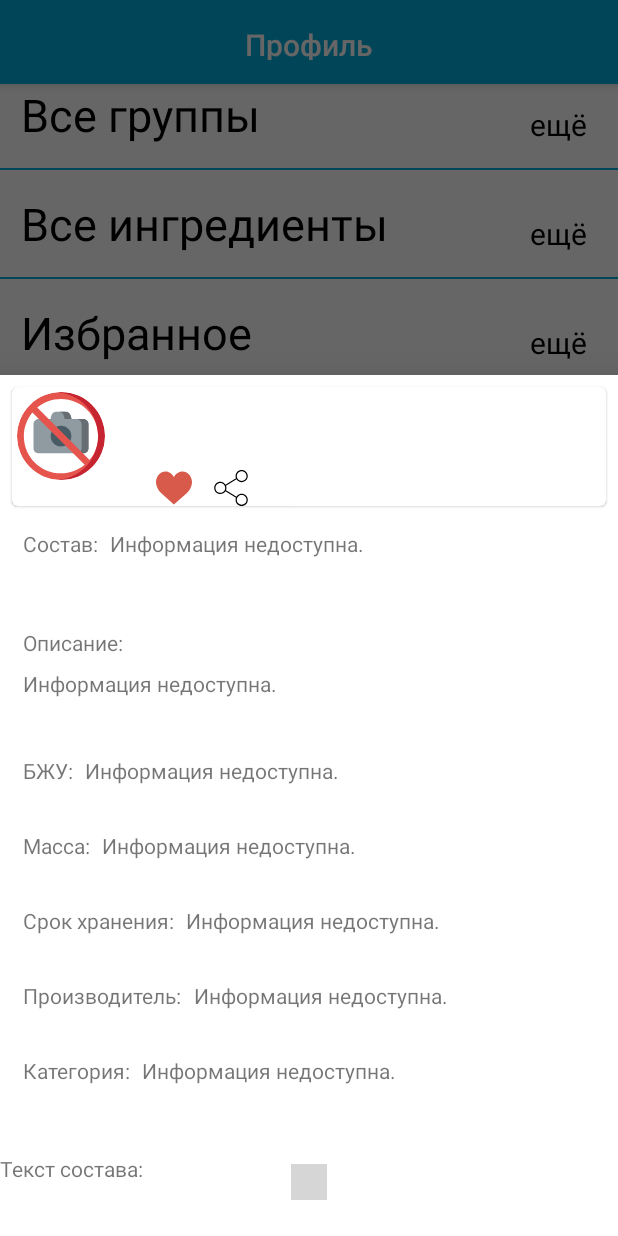
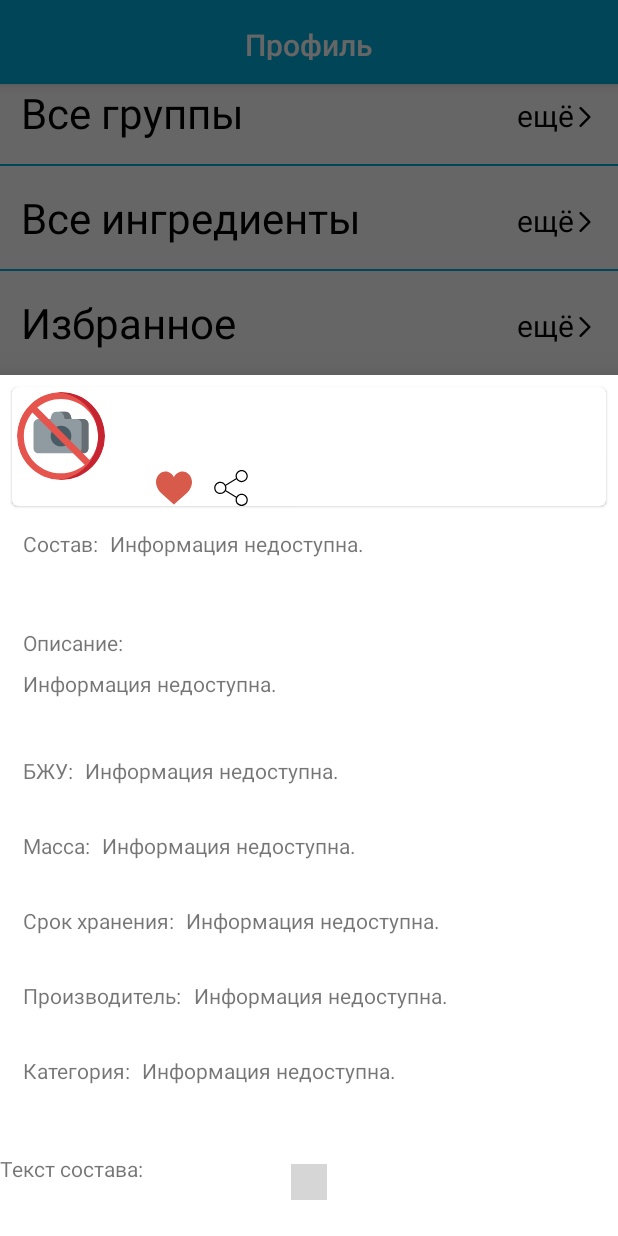
Before and after one commit to darxio/android, an Android app: the fragment BarcodeResultFragment placed in its activity, after a tap on an icon or button, on a phone screen of 412 x 824 dp. Run offline under Robolectric (Android 15) with nearby library versions, the phone set to English and light mode, and no system bars; our stand-ins replace CircleImageView, Picasso, Room's generated code, RxJava; libraries missing offline, so code that uses them is left out: com.arlib.floatingsearchview, com.google.firebase.ml, com.jakewharton.retrofit2; pictures from the network do not load; 4 statements that could not run were skipped; grey boxes are pictures that could not be loaded.

Commit message:
group image

```diff
--- /dev/null
+++ b/app/src/main/res/drawable/ic_more.xml
@@ -0,0 +1,9 @@
+<vector xmlns:android="http://schemas.android.com/apk/res/android"
+    android:width="185.343dp"
+    android:height="185.343dp"
+    android:viewportWidth="185.343"
+    android:viewportHeight="185.343">
+  <path
+      android:pathData="M51.707,185.343c-2.741,0 -5.493,-1.044 -7.593,-3.149c-4.194,-4.194 -4.194,-10.981 0,-15.175l74.352,-74.347L44.114,18.32c-4.194,-4.194 -4.194,-10.987 0,-15.175c4.194,-4.194 10.987,-4.194 15.18,0l81.934,81.934c4.194,4.194 4.194,10.987 0,15.175l-81.934,81.939C57.201,184.293 54.454,185.343 51.707,185.343z"
+      android:fillColor="#010002"/>
+</vector>
--- a/app/src/main/res/layout/activity_group.xml
+++ b/app/src/main/res/layout/activity_group.xml
@@ -16,6 +16,8 @@
                 android:id="@+id/group_name"
                 android:layout_width="match_parent"
                 android:layout_height="match_parent"
+                android:adjustViewBounds="true"
+                android:scaleType="centerCrop"
                 app:contentScrim="@color/colorPrimary"
                 app:expandedTitleMarginEnd="64dp"
                 app:expandedTitleMarginStart="48dp"
--- a/app/src/main/res/layout/activity_product.xml
+++ b/app/src/main/res/layout/activity_product.xml
@@ -80,7 +80,7 @@
                         android:lines="3"
                         android:maxLines="4"
                         android:textColor="@color/black"
-                        android:textSize="15sp" />
+                        android:textSize="15dp" />
             </RelativeLayout>
 
         </com.google.android.material.card.MaterialCardView>
--- a/app/src/main/res/layout/barcode_bottom_sheet.xml
+++ b/app/src/main/res/layout/barcode_bottom_sheet.xml
@@ -60,14 +60,14 @@
                       android:id="@+id/barcode_info_product_name"
                       android:layout_width="wrap_content"
                       android:layout_height="wrap_content"
-                      android:textSize="15sp" />
+                      android:textSize="15dp" />
 
 
               <TextView
                       android:id="@+id/barcode_info_product_warning_text"
                       android:layout_width="wrap_content"
                       android:layout_height="wrap_content"
-                      android:textSize="13sp" />
+                      android:textSize="13dp" />
 
 
               <LinearLayout
--- a/app/src/main/res/layout/fragment_profile.xml
+++ b/app/src/main/res/layout/fragment_profile.xml
@@ -47,24 +47,30 @@
                         android:paddingLeft="@dimen/profile_fragment_title_padding"
                         android:text="@string/all_groups"
                         android:textColor="@color/black"
-                        android:textSize="30sp" />
+                        android:textSize="28dp" />
 
                 <LinearLayout
                         android:id="@+id/more_groups"
                         android:layout_width="wrap_content"
                         android:layout_height="wrap_content"
-                        android:orientation="horizontal"
+                        android:layout_alignParentTop="true"
                         android:layout_alignParentEnd="true"
-                        android:layout_alignParentBottom="true"
-                        android:layout_marginEnd="20dp"
-                        android:layout_marginBottom="0dp">
+                        android:layout_marginTop="7dp"
+                        android:layout_marginEnd="15dp"
+                        android:orientation="horizontal">
 
                     <TextView
                             android:layout_width="wrap_content"
                             android:layout_height="wrap_content"
                             android:text="@string/show_more"
                             android:textColor="@color/black"
-                            android:textSize="20sp" />
+                            android:textSize="20dp" />
+
+                    <ImageView
+                            android:layout_width="13dp"
+                            android:layout_height="13dp"
+                            android:layout_marginTop="8dp"
+                            android:src="@drawable/ic_more" />
 
                 </LinearLayout>
 
@@ -98,24 +104,30 @@
                         android:paddingLeft="@dimen/profile_fragment_title_padding"
                         android:text="@string/all_ingredients"
                         android:textColor="@color/black"
-                        android:textSize="30sp" />
+                        android:textSize="28dp" />
 
                 <LinearLayout
                         android:id="@+id/more_ingredients"
                         android:layout_width="wrap_content"
                         android:layout_height="wrap_content"
-                        android:orientation="horizontal"
+                        android:layout_alignParentTop="true"
                         android:layout_alignParentEnd="true"
-                        android:layout_alignParentBottom="true"
-                        android:layout_marginEnd="20dp"
-                        android:layout_marginBottom="0dp">
+                        android:layout_marginTop="7dp"
+                        android:layout_marginEnd="15dp"
+                        android:orientation="horizontal">
 
                     <TextView
                             android:layout_width="wrap_content"
                             android:layout_height="wrap_content"
                             android:text="@string/show_more"
                             android:textColor="@color/black"
-                            android:textSize="20sp" />
+                            android:textSize="20dp" />
+
+                    <ImageView
+                            android:layout_width="13dp"
+                            android:layout_height="13dp"
+                            android:layout_marginTop="8dp"
+                            android:src="@drawable/ic_more" />
 
                 </LinearLayout>
 
@@ -149,24 +161,30 @@
                         android:paddingLeft="@dimen/profile_fragment_title_padding"
                         android:text="@string/favourites"
                         android:textColor="@color/black"
-                        android:textSize="30sp" />
+                        android:textSize="28dp" />
 
                 <LinearLayout
                         android:id="@+id/more_favourites"
                         android:layout_width="wrap_content"
                         android:layout_height="wrap_content"
-                        android:orientation="horizontal"
+                        android:layout_alignParentTop="true"
                         android:layout_alignParentEnd="true"
-                        android:layout_alignParentBottom="true"
-                        android:layout_marginEnd="20dp"
-                        android:layout_marginBottom="0dp">
+                        android:layout_marginTop="7dp"
+                        android:layout_marginEnd="15dp"
+                        android:orientation="horizontal">
 
                     <TextView
                             android:layout_width="wrap_content"
                             android:layout_height="wrap_content"
                             android:text="@string/show_more"
                             android:textColor="@color/black"
-                            android:textSize="20sp" />
+                            android:textSize="20dp" />
+
+                    <ImageView
+                            android:layout_width="13dp"
+                            android:layout_height="13dp"
+                            android:layout_marginTop="8dp"
+                            android:src="@drawable/ic_more" />
 
                 </LinearLayout>
 
--- a/app/src/main/res/layout/group_item.xml
+++ b/app/src/main/res/layout/group_item.xml
@@ -31,7 +31,7 @@
                 android:layout_centerInParent="true"
                 android:gravity="center"
                 android:textColor="@color/white"
-                android:textSize="30sp"
+                android:textSize="30dp"
                 android:textStyle="bold" />
 
         <!--        <ImageView-->
--- a/app/src/main/res/layout/ingredient_item.xml
+++ b/app/src/main/res/layout/ingredient_item.xml
@@ -28,7 +28,7 @@
                 android:layout_height="wrap_content"
                 android:text="чай"
                 android:textColor="@color/white"
-                android:textSize="20sp"
+                android:textSize="20dp"
                 android:layout_gravity="center|left"/>
 
         <ImageButton
--- a/app/src/main/res/layout/product_item.xml
+++ b/app/src/main/res/layout/product_item.xml
@@ -54,7 +54,7 @@
                 android:layout_toEndOf="@+id/image_container"
                 android:lines="2"
                 android:maxLines="2"
-                android:textSize="15sp"
+                android:textSize="15dp"
                 android:ellipsize="end"
                 android:textColor="@color/black"/>
 
--- a/app/src/main/res/values/dimens.xml
+++ b/app/src/main/res/values/dimens.xml
@@ -53,6 +53,6 @@
     <dimen name="profile_fragment_title_padding">14dp</dimen>
     <dimen name="collapsible_appbar_height">270dp</dimen>
 
-    <dimen name="product_property_title_size">15sp</dimen>
-    <dimen name="product_property_content_size">15sp</dimen>
+    <dimen name="product_property_title_size">15dp</dimen>
+    <dimen name="product_property_content_size">15dp</dimen>
 </resources>
```
Also changed, not shown: app/src/main/java/com/darx/foodscaner/ProductActivity.kt (+4 -12 lines).
